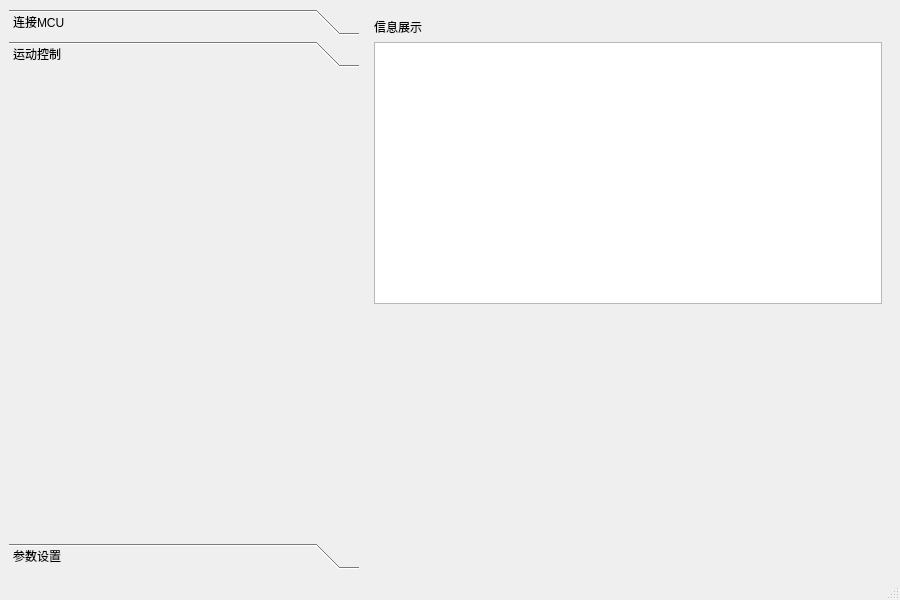
Qt form Qt-SerialDebuger-master/mainwindow.ui (single5240/QTSerial) before a commit.
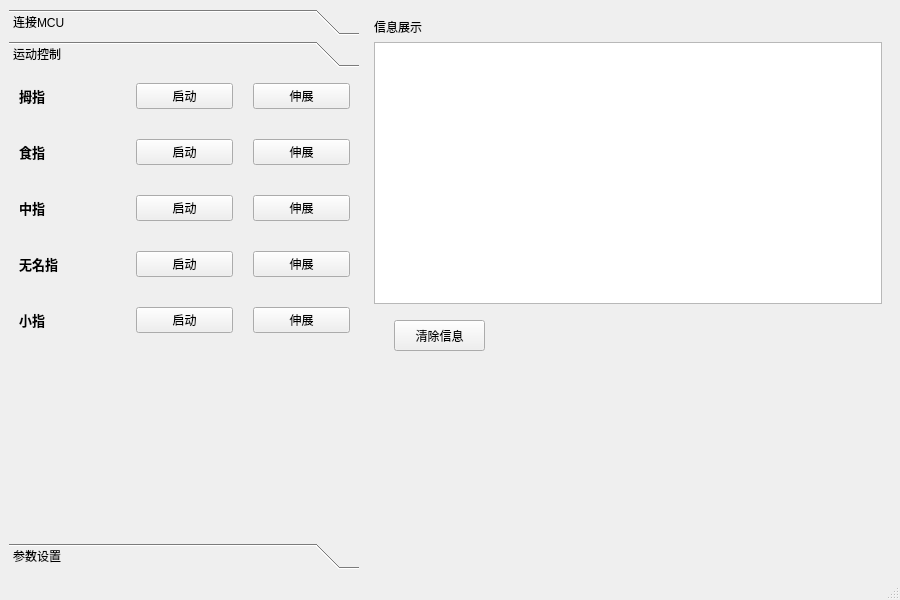
The same form after that commit. The open tabs and pages were chosen to show the change. Custom widgets are drawn as their Qt base class.

Commit message: 增加运动控制按钮以及修改类型命名

Diff of the .ui file:
```diff
--- a/Qt-SerialDebuger-master/mainwindow.ui
+++ b/Qt-SerialDebuger-master/mainwindow.ui
@@ -308,6 +308,200 @@
        <attribute name="label">
         <string>运动控制</string>
        </attribute>
+       <widget class="QWidget" name="widget_3" native="true">
+        <property name="geometry">
+         <rect>
+          <x>10</x>
+          <y>-10</y>
+          <width>331</width>
+          <height>291</height>
+         </rect>
+        </property>
+        <property name="minimumSize">
+         <size>
+          <width>320</width>
+          <height>0</height>
+         </size>
+        </property>
+        <layout class="QGridLayout" name="gridLayout_2">
+         <property name="horizontalSpacing">
+          <number>20</number>
+         </property>
+         <property name="verticalSpacing">
+          <number>10</number>
+         </property>
+         <item row="0" column="0">
+          <widget class="QLabel" name="label_2">
+           <property name="minimumSize">
+            <size>
+             <width>80</width>
+             <height>0</height>
+            </size>
+           </property>
+           <property name="font">
+            <font>
+             <pointsize>10</pointsize>
+             <weight>75</weight>
+             <bold>true</bold>
+            </font>
+           </property>
+           <property name="text">
+            <string>拇指</string>
+           </property>
+          </widget>
+         </item>
+         <item row="0" column="1">
+          <widget class="QPushButton" name="thumb_SButton">
+           <property name="text">
+            <string>启动</string>
+           </property>
+          </widget>
+         </item>
+         <item row="0" column="2">
+          <widget class="QPushButton" name="thumb_WButton">
+           <property name="text">
+            <string>伸展</string>
+           </property>
+          </widget>
+         </item>
+         <item row="1" column="0">
+          <widget class="QLabel" name="label_3">
+           <property name="minimumSize">
+            <size>
+             <width>80</width>
+             <height>0</height>
+            </size>
+           </property>
+           <property name="font">
+            <font>
+             <pointsize>10</pointsize>
+             <weight>75</weight>
+             <bold>true</bold>
+            </font>
+           </property>
+           <property name="text">
+            <string>食指</string>
+           </property>
+          </widget>
+         </item>
+         <item row="1" column="1">
+          <widget class="QPushButton" name="forefinger_SButton">
+           <property name="text">
+            <string>启动</string>
+           </property>
+          </widget>
+         </item>
+         <item row="1" column="2">
+          <widget class="QPushButton" name="forefinger_WButton">
+           <property name="text">
+            <string>伸展</string>
+           </property>
+          </widget>
+         </item>
+         <item row="2" column="0">
+          <widget class="QLabel" name="label_5">
+           <property name="minimumSize">
+            <size>
+             <width>80</width>
+             <height>0</height>
+            </size>
+           </property>
+           <property name="font">
+            <font>
+             <pointsize>10</pointsize>
+             <weight>75</weight>
+             <bold>true</bold>
+            </font>
+           </property>
+           <property name="text">
+            <string>中指</string>
+           </property>
+          </widget>
+         </item>
+         <item row="2" column="1">
+          <widget class="QPushButton" name="middle_SButton">
+           <property name="text">
+            <string>启动</string>
+           </property>
+          </widget>
+         </item>
+         <item row="2" column="2">
+          <widget class="QPushButton" name="middle_WButton">
+           <property name="text">
+            <string>伸展</string>
+           </property>
+          </widget>
+         </item>
+         <item row="3" column="0">
+          <widget class="QLabel" name="label_4">
+           <property name="minimumSize">
+            <size>
+             <width>80</width>
+             <height>0</height>
+            </size>
+           </property>
+           <property name="font">
+            <font>
+             <pointsize>10</pointsize>
+             <weight>75</weight>
+             <bold>true</bold>
+            </font>
+           </property>
+           <property name="text">
+            <string>无名指</string>
+           </property>
+          </widget>
+         </item>
+         <item row="3" column="1">
+          <widget class="QPushButton" name="ring_SButton">
+           <property name="text">
+            <string>启动</string>
+           </property>
+          </widget>
+         </item>
+         <item row="3" column="2">
+          <widget class="QPushButton" name="ring_WButton">
+           <property name="text">
+            <string>伸展</string>
+           </property>
+          </widget>
+         </item>
+         <item row="4" column="0">
+          <widget class="QLabel" name="label_6">
+           <property name="minimumSize">
+            <size>
+             <width>80</width>
+             <height>0</height>
+            </size>
+           </property>
+           <property name="font">
+            <font>
+             <pointsize>10</pointsize>
+             <weight>75</weight>
+             <bold>true</bold>
+            </font>
+           </property>
+           <property name="text">
+            <string>小指</string>
+           </property>
+          </widget>
+         </item>
+         <item row="4" column="1">
+          <widget class="QPushButton" name="little_SButton">
+           <property name="text">
+            <string>启动</string>
+           </property>
+          </widget>
+         </item>
+         <item row="4" column="2">
+          <widget class="QPushButton" name="little_WButton">
+           <property name="text">
+            <string>伸展</string>
+           </property>
+          </widget>
+         </item>
+        </layout>
+       </widget>
       </widget>
       <widget class="QWidget" name="set_page">
        <property name="geometry">
@@ -333,6 +527,32 @@
        </size>
       </property>
       <layout class="QGridLayout" name="gridLayout_7">
+       <item row="2" column="0">
+        <widget class="QWidget" name="widget_11" native="true">
+         <property name="minimumSize">
+          <size>
+           <width>380</width>
+           <height>250</height>
+          </size>
+         </property>
+         <property name="accessibleDescription">
+          <string/>
+         </property>
+         <widget class="QPushButton" name="clean_textRec">
+          <property name="geometry">
+           <rect>
+            <x>20</x>
+            <y>10</y>
+            <width>91</width>
+            <height>31</height>
+           </rect>
+          </property>
+          <property name="text">
+           <string>清除信息</string>
+          </property>
+         </widget>
+        </widget>
+       </item>
        <item row="0" column="0">
         <widget class="QLabel" name="label">
          <property name="text">
```
Left out of the diff: 15 changed lines with no effect on the pictures. The commit also changes 3 other files.
